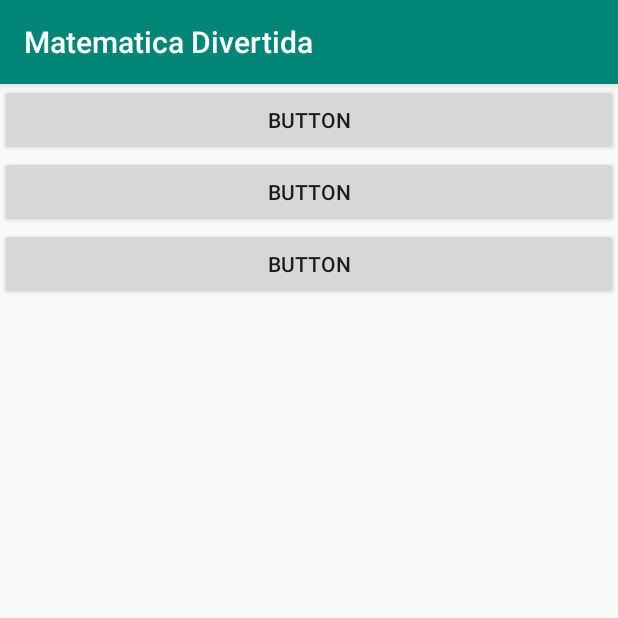
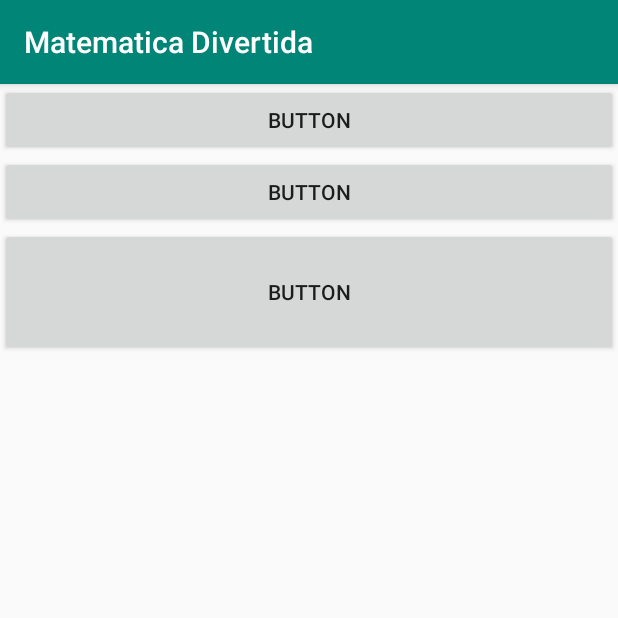
Before and after one commit to patrickdziura/MatematicaDivertida, an Android app: the screen it shows after launch (MainActivity), on a phone screen of 412 x 824 dp, the top half of it. Run offline under Robolectric (Android 15) with nearby library versions, the phone set to English and light mode, and no system bars.

```diff
--- a/app/src/main/res/layout/activity_main.xml
+++ b/app/src/main/res/layout/activity_main.xml
@@ -22,6 +22,6 @@
     <Button
         android:id="@+id/button3"
         android:layout_width="match_parent"
-        android:layout_height="wrap_content"
+        android:layout_height="85dp"
         android:text="Button" />
 </LinearLayout>
```
